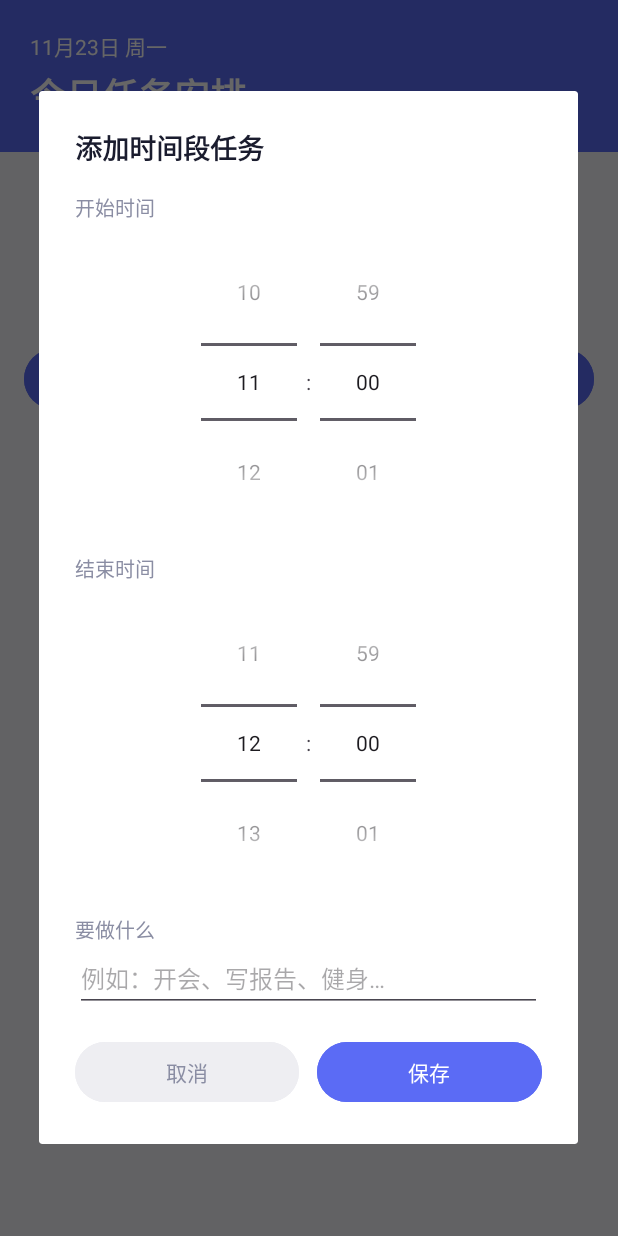
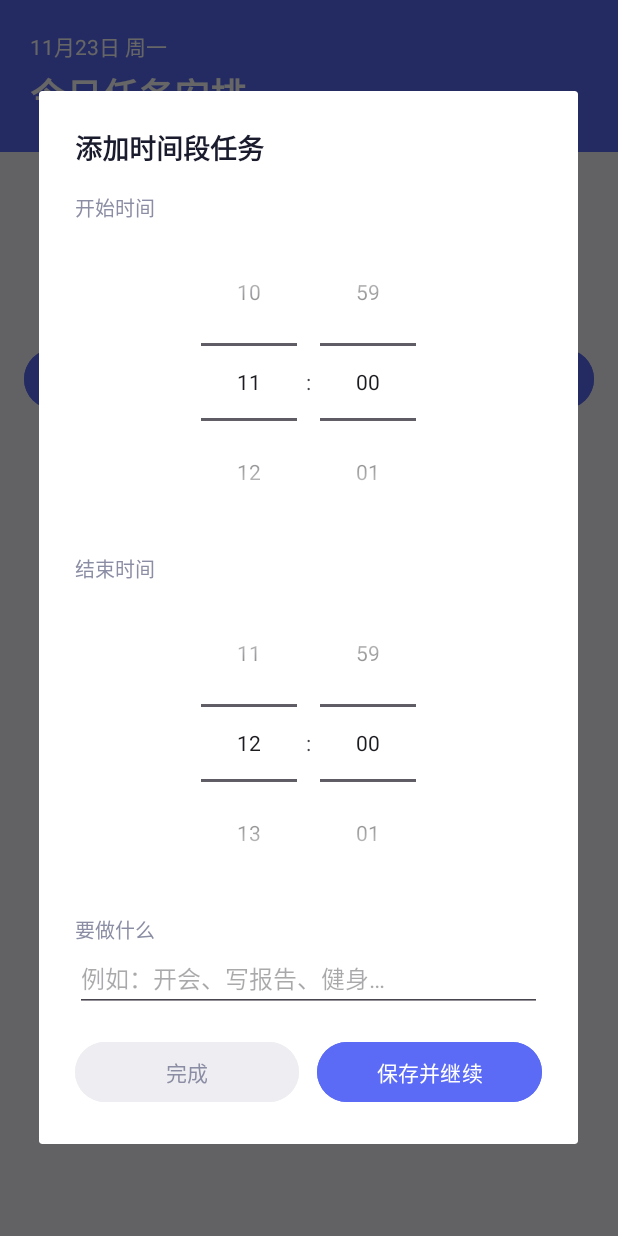
Before and after one commit to gaobaiyuni/daily-task-widget, an Android app: the screen it shows after launch (MainActivity), after a tap on "＋ 添加时间段", on a phone screen of 412 x 824 dp. Run offline under Robolectric (Android 15) with nearby library versions, the phone set to English and light mode, and no system bars.

Commit message:
修复：连续添加任务，保存后不关闭弹窗，时间自动衔接

```diff
--- a/app/src/main/res/layout/dialog_add_task.xml
+++ b/app/src/main/res/layout/dialog_add_task.xml
@@ -74,7 +74,7 @@
             android:layout_width="0dp"
             android:layout_height="wrap_content"
             android:layout_weight="1"
-            android:text="取消"
+            android:text="完成"
             android:backgroundTint="#EEEEF2"
             android:textColor="@color/text_secondary" />
 
@@ -84,7 +84,7 @@
             android:layout_height="wrap_content"
             android:layout_weight="1"
             android:layout_marginStart="12dp"
-            android:text="保存"
+            android:text="保存并继续"
             android:backgroundTint="@color/primary"
             android:textColor="#FFFFFF" />
     </LinearLayout>
```
Also changed, not shown: app/src/main/java/com/example/dailytaskwidget/MainActivity.java (+11 -1 lines).
